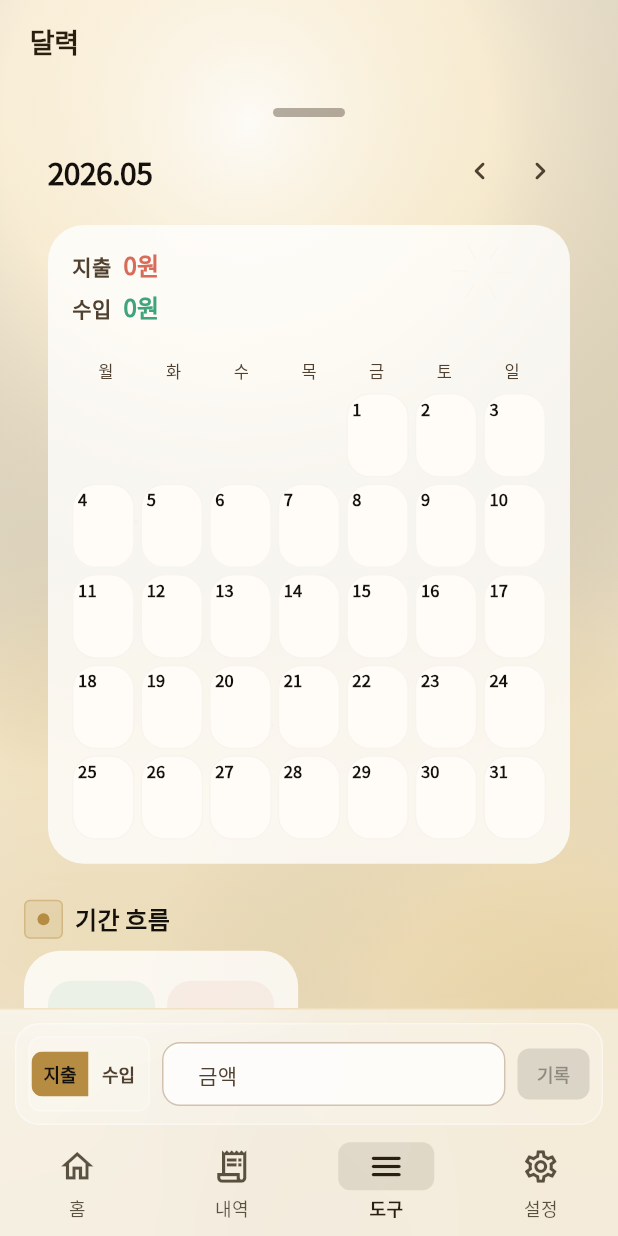
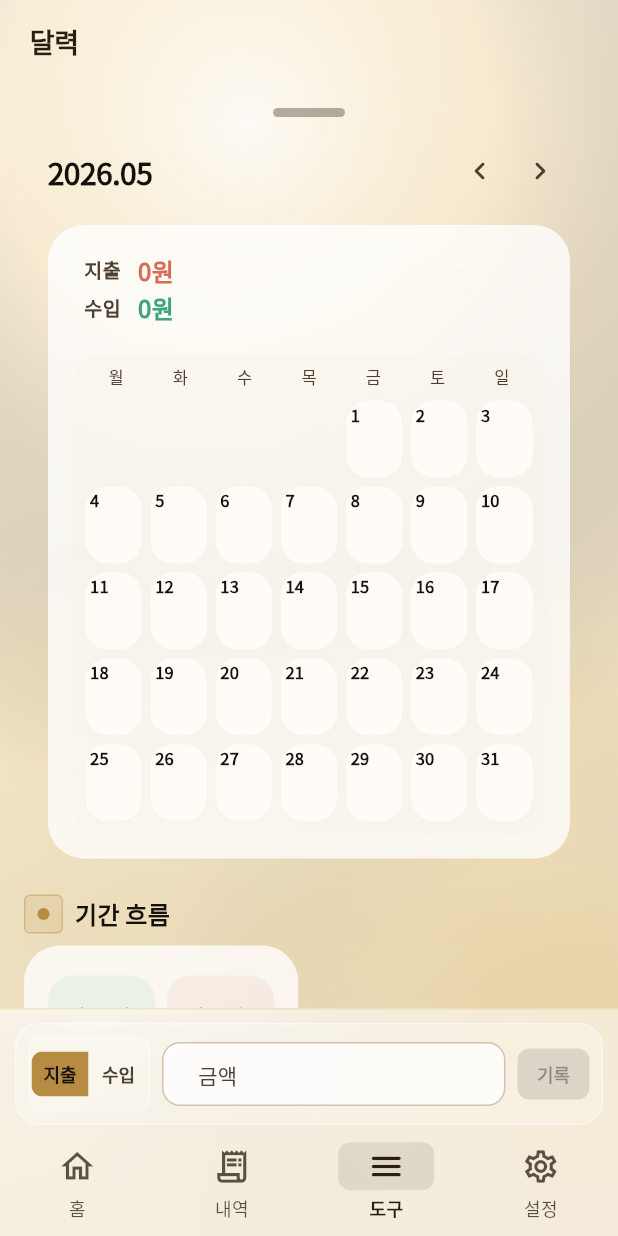
Before and after one commit to skypsj032-code/smart-wallet-app, a Flutter app: the CalendarScreen screen opened by its route, on a phone screen of 412 x 824 dp. Run offline on Flutter 3.47's test engine with Material 3 defaults, Android fonts, the light colour scheme and no system bars; our stand-ins replace camera, drift, file_picker, fl_chart, flutter_riverpod, go_router and 2 more; missing offline and left inert: google_mlkit_text_recognition; accounts and stored records are empty; generated files the repository leaves out were written again.

Commit message:
refactor: rebuild monthly calendar layout

```diff
--- a/lib/features/calendar/presentation/calendar_screen.dart
+++ b/lib/features/calendar/presentation/calendar_screen.dart
@@ -616,69 +616,111 @@ class _MonthCalendarContent extends StatelessWidget {
 
   @override
   Widget build(BuildContext context) {
-    final summaryTextStyle = Theme.of(context).textTheme.titleMedium?.copyWith(
-          fontWeight: FontWeight.w800,
-        );
-
     return Column(
       crossAxisAlignment: CrossAxisAlignment.start,
       children: [
-        _MonthSummaryLine(
-          key: const Key('calendar-month-summary-expense'),
-          label: '지출',
-          value: formatCurrency(snapshot.totalExpense),
-          color: AppColors.expense,
-          textStyle: summaryTextStyle,
-        ),
-        const SizedBox(height: 6),
-        _MonthSummaryLine(
-          key: const Key('calendar-month-summary-income'),
-          label: '수입',
-          value: formatCurrency(snapshot.totalIncome),
-          color: AppColors.income,
-          textStyle: summaryTextStyle,
-        ),
-        const SizedBox(height: AppSpacing.lg),
-        _MonthCalendarView(
-          cells: cells,
-          selectedDate: selectedDate,
-          onSelectDate: onSelectDate,
+        _MonthSummaryBlock(snapshot: snapshot),
+        const SizedBox(height: AppSpacing.md),
+        Container(
+          key: const Key('calendar-month-grid-shell'),
+          width: double.infinity,
+          padding: const EdgeInsets.all(AppSpacing.sm),
+          decoration: BoxDecoration(
+            color: Theme.of(context)
+                .colorScheme
+                .surfaceContainerHighest
+                .withValues(alpha: 0.18),
+            borderRadius: BorderRadius.circular(20),
+          ),
+          child: _MonthCalendarView(
+            cells: cells,
+            selectedDate: selectedDate,
+            onSelectDate: onSelectDate,
+          ),
         ),
       ],
     );
   }
 }
 
-class _MonthSummaryLine extends StatelessWidget {
-  const _MonthSummaryLine({
-    super.key,
+class _MonthSummaryBlock extends StatelessWidget {
+  const _MonthSummaryBlock({
+    required this.snapshot,
+  });
+
+  final CalendarSnapshot snapshot;
+
+  @override
+  Widget build(BuildContext context) {
+    final labelStyle = Theme.of(context).textTheme.bodySmall?.copyWith(
+          color: Theme.of(context).colorScheme.onSurfaceVariant,
+          fontWeight: FontWeight.w600,
+        );
+    final valueStyle = Theme.of(context).textTheme.titleMedium?.copyWith(
+          fontWeight: FontWeight.w800,
+        );
+
+    return Container(
+      key: const Key('calendar-month-summary-block'),
+      width: double.infinity,
+      padding: const EdgeInsets.symmetric(
+        horizontal: AppSpacing.sm,
+        vertical: AppSpacing.xs,
+      ),
+      child: Column(
+        crossAxisAlignment: CrossAxisAlignment.start,
+        children: [
+          _MonthSummaryEntry(
+            label: '지출',
+            value: formatCurrency(snapshot.totalExpense),
+            color: AppColors.expense,
+            labelStyle: labelStyle,
+            valueStyle: valueStyle,
+          ),
+          const SizedBox(height: AppSpacing.xs),
+          _MonthSummaryEntry(
+            label: '수입',
+            value: formatCurrency(snapshot.totalIncome),
+            color: AppColors.income,
+            labelStyle: labelStyle,
+            valueStyle: valueStyle,
+          ),
+        ],
+      ),
+    );
+  }
+}
+
+class _MonthSummaryEntry extends StatelessWidget {
+  const _MonthSummaryEntry({
     required this.label,
     required this.value,
     required this.color,
-    required this.textStyle,
+    required this.labelStyle,
+    required this.valueStyle,
   });
 
   final String label;
   final String value;
   final Color color;
-  final TextStyle? textStyle;
+  final TextStyle? labelStyle;
+  final TextStyle? valueStyle;
 
   @override
   Widget build(BuildContext context) {
     return Row(
       children: [
-        Text(
-          label,
-          style: Theme.of(context).textTheme.bodyMedium?.copyWith(
-                color: Theme.of(context).colorScheme.onSurfaceVariant,
-                fontWeight: FontWeight.w600,
-              ),
+        SizedBox(
+          width: 28,
+          child: Text(label, style: labelStyle),
         ),
         const SizedBox(width: AppSpacing.sm),
         Expanded(
           child: Text(
             value,
-            style: textStyle?.copyWith(color: color),
+            maxLines: 1,
+            overflow: TextOverflow.ellipsis,
+            style: valueStyle?.copyWith(color: color),
           ),
         ),
       ],
```
Also changed, not shown: 1 other file.
